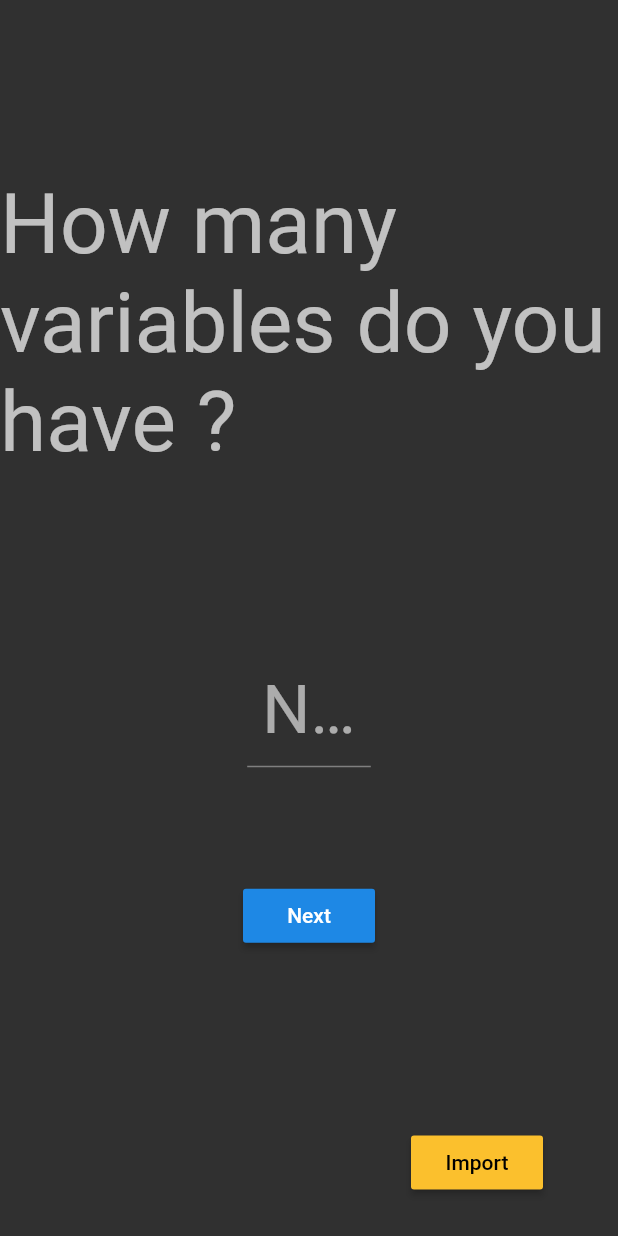
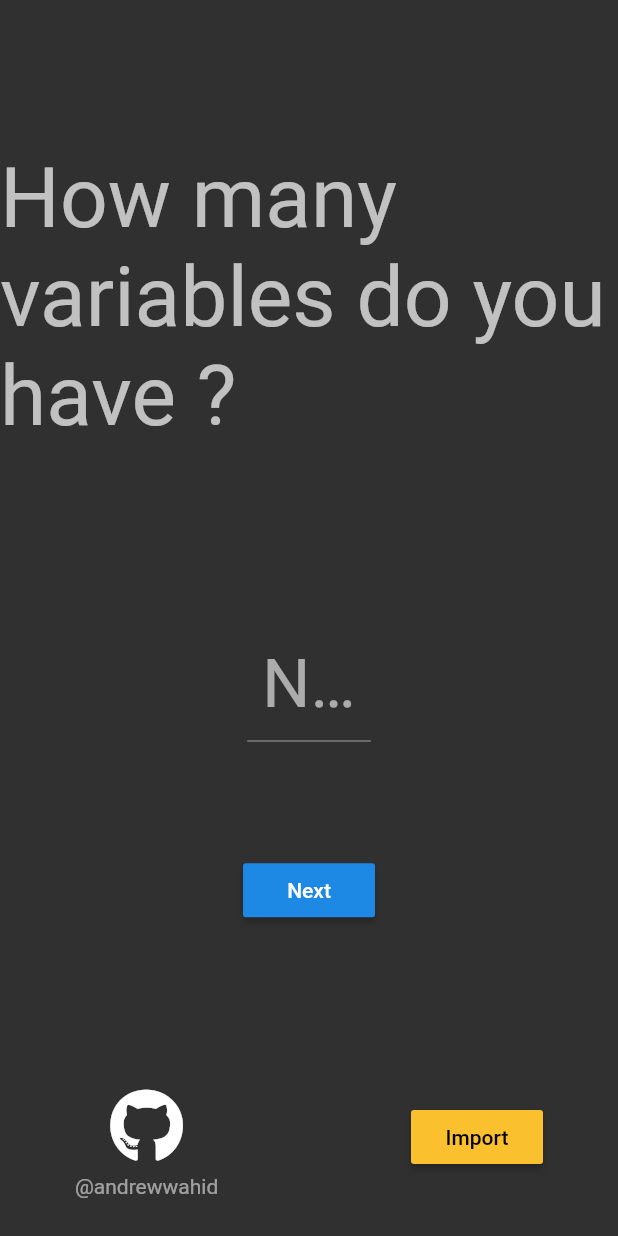
Before and after one commit to andrewwahid/StateMinimizer, a Flutter app: the screen it shows after launch, on a phone screen of 412 x 824 dp. Run offline on Flutter 3.47's test engine with Material 2 defaults, Android fonts, the phone set to English and light mode, and no system bars; our stand-ins replace awesome_dialog, font_awesome_flutter, syncfusion_flutter_datagrid; missing offline and left inert: syncfusion_flutter_core.

Commit message:
Initial commit

```diff
--- a/lib/Pages/TruthTable/TruthTableInfoPage.dart
+++ b/lib/Pages/TruthTable/TruthTableInfoPage.dart
@@ -1,8 +1,11 @@
+import 'package:flutter/cupertino.dart';
 import 'package:flutter/material.dart';
+import 'package:font_awesome_flutter/font_awesome_flutter.dart';
 import 'package:implication_solver/Pages/TruthTable/TruthTableImportPage.dart';
 import 'package:implication_solver/Pages/TruthTable/TruthTablePage.dart';
 import 'package:implication_solver/Utilities/Routing.dart';
 import 'package:implication_solver/Utilities/Utils.dart';
+import 'package:url_launcher/url_launcher.dart';
 
 class TruthTableInfoPage extends StatefulWidget {
   @override
@@ -65,6 +68,20 @@ class _TruthTableInfoPageState extends State<TruthTableInfoPage> {
               Row(
                 mainAxisAlignment: MainAxisAlignment.start,
                 children: [
+                  SizedBox(width: 50,),
+                  Column(
+                    children: [
+                      IconButton(
+                        onPressed: (){
+                          launchUrl(Uri.parse("https://github.com/andrewwahid/StateMinimizer"));
+                        },
+                        iconSize: 50,
+                        splashRadius: 0.1,
+                        icon: Icon(FontAwesomeIcons.github),
+                      ),
+                      Text("@andrewwahid", style: TextStyle(color: Colors.white54),)
+                    ],
+                  ),
                   Spacer(),
                   RaisedButton(
                     color: Colors.yellow[700],
--- a/pubspec.yaml
+++ b/pubspec.yaml
@@ -25,13 +25,15 @@ dependencies:
   awesome_dialog: ^2.2.1
   syncfusion_flutter_datagrid: ^20.2.36
   syncfusion_flutter_core: ^20.2.36
+  font_awesome_flutter: ^10.1.0
+  url_launcher: ^6.1.4
   flutter:
     sdk: flutter
 
 
   # The following adds the Cupertino Icons font to your application.
   # Use with the CupertinoIcons class for iOS style icons.
-  cupertino_icons: ^1.0.2
+  cupertino_icons: ^1.0.5
 
 dev_dependencies:
   flutter_test:
```
Also changed, not shown: pubspec.lock, 1 other file.
